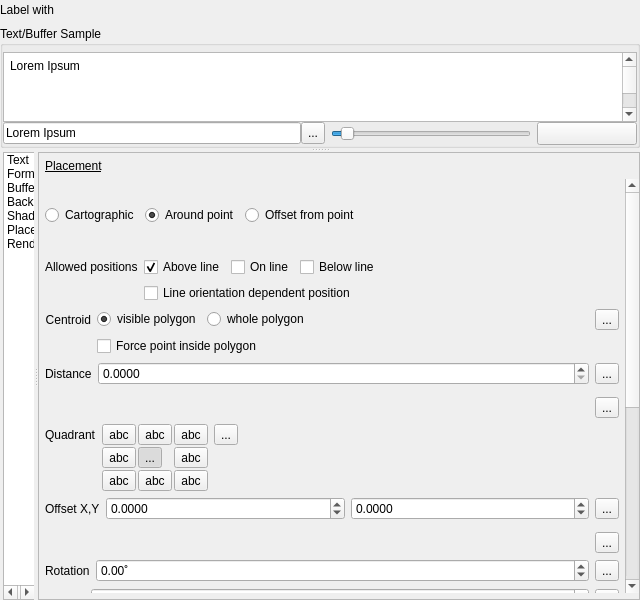
Above: src/ui/qgslabelingguibase.ui from qgis/QGIS before the change. Below: the same form after it.
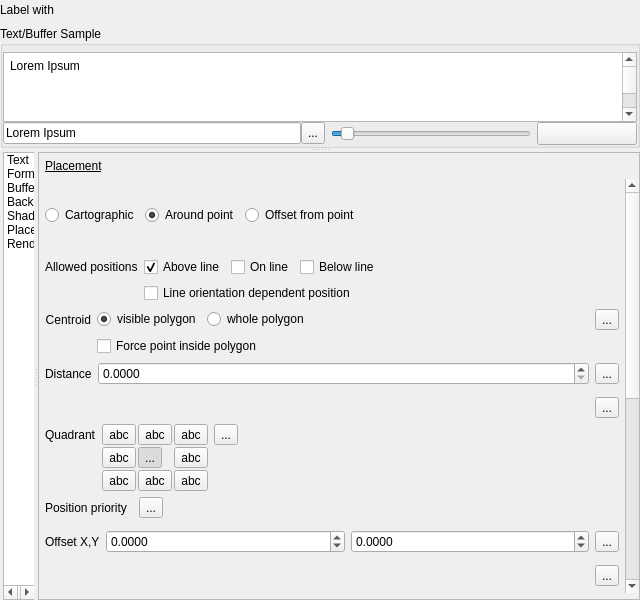
That is the form after the change. The open tabs and pages were chosen to show the change. Icons and pictures are not drawn. Custom widgets are drawn as their Qt base class.

Commit message:
Allow setting data defined placement order in GUI
Sponsored by Andreas Neumann

What changed in the file:
```diff
--- a/src/ui/qgslabelingguibase.ui
+++ b/src/ui/qgslabelingguibase.ui
@@ -3659,9 +3659,9 @@
                      <property name="geometry">
                       <rect>
                        <x>0</x>
-                       <y>0</y>
+                       <y>-114</y>
                        <width>578</width>
-                       <height>829</height>
+                       <height>866</height>
                       </rect>
                      </property>
                      <layout class="QVBoxLayout" name="verticalLayout_11">
@@ -4448,6 +4448,78 @@
                         </layout>
                        </widget>
                       </item>
+                      <item>
+                       <widget class="QFrame" name="mPlacementCartographicFrame">
+                        <layout class="QGridLayout" name="gridLayout_39">
+                         <property name="leftMargin">
+                          <number>0</number>
+                         </property>
+                         <property name="topMargin">
+                          <number>0</number>
+                         </property>
+                         <property name="rightMargin">
+                          <number>0</number>
+                         </property>
+                         <property name="bottomMargin">
+                          <number>0</number>
+                         </property>
+                         <item row="0" column="2">
+                          <widget class="QgsDataDefinedButton" name="mPointPositionOrderDDBtn">
+                           <property name="text">
+                            <string>...</string>
+                           </property>
+                          </widget>
+                         </item>
+                         <item row="0" column="1" rowspan="2">
+                          <widget class="QFrame" name="mPlacementFixedQuadrantFrame_2">
+                           <layout class="QGridLayout" name="gridLayout_11">
+                            <property name="leftMargin">
+                             <number>0</number>
+                            </property>
+                            <property name="topMargin">
+                             <number>0</number>
+                            </property>
+                            <property name="rightMargin">
+                             <number>0</number>
+                            </property>
+                            <property name="bottomMargin">
+                             <number>0</number>
+                            </property>
+                            <property name="spacing">
+                             <number>2</number>
+                            </property>
+                           </layout>
+                          </widget>
+                         </item>
+                         <item row="0" column="3">
+                          <spacer name="horizontalSpacer_27">
+                           <property name="orientation">
+                            <enum>Qt::Horizontal</enum>
+                           </property>
+                           <property name="sizeHint" stdset="0">
+                            <size>
+                             <width>0</width>
+                             <height>12</height>
+                            </size>
+                           </property>
+                          </spacer>
+                         </item>
+                         <item row="0" column="0">
+                          <widget class="QLabel" name="label_20">
+                           <property name="sizePolicy">
+                            <sizepolicy hsizetype="Maximum" vsizetype="Preferred">
+                             <horstretch>0</horstretch>
+                             <verstretch>0</verstretch>
+                            </sizepolicy>
+                           </property>
+                           <property name="text">
+                            <string>Position priority</string>
+                           </property>
+                          </widget>
+                         </item>
+                        </layout>
+                       </widget>
+                      </item>
                       <item>
                        <widget class="QFrame" name="mPlacementOffsetFrame">
                         <property name="minimumSize">
```
Left out of the diff: 21 changed lines with no effect on the pictures. The commit also changes 3 other files.
